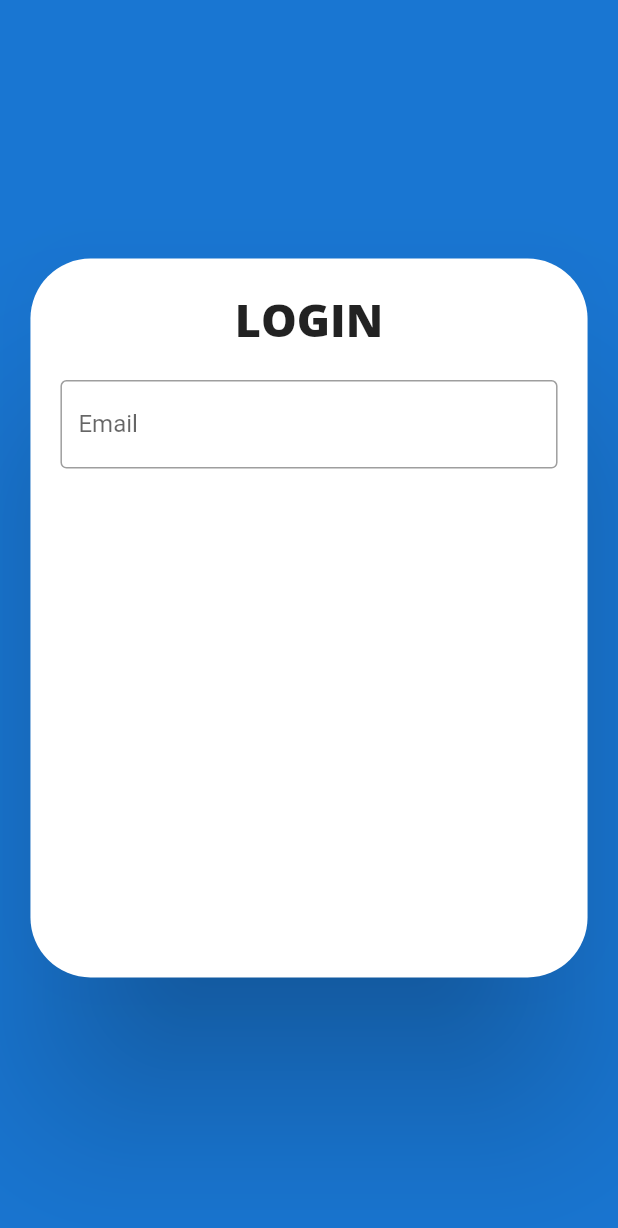
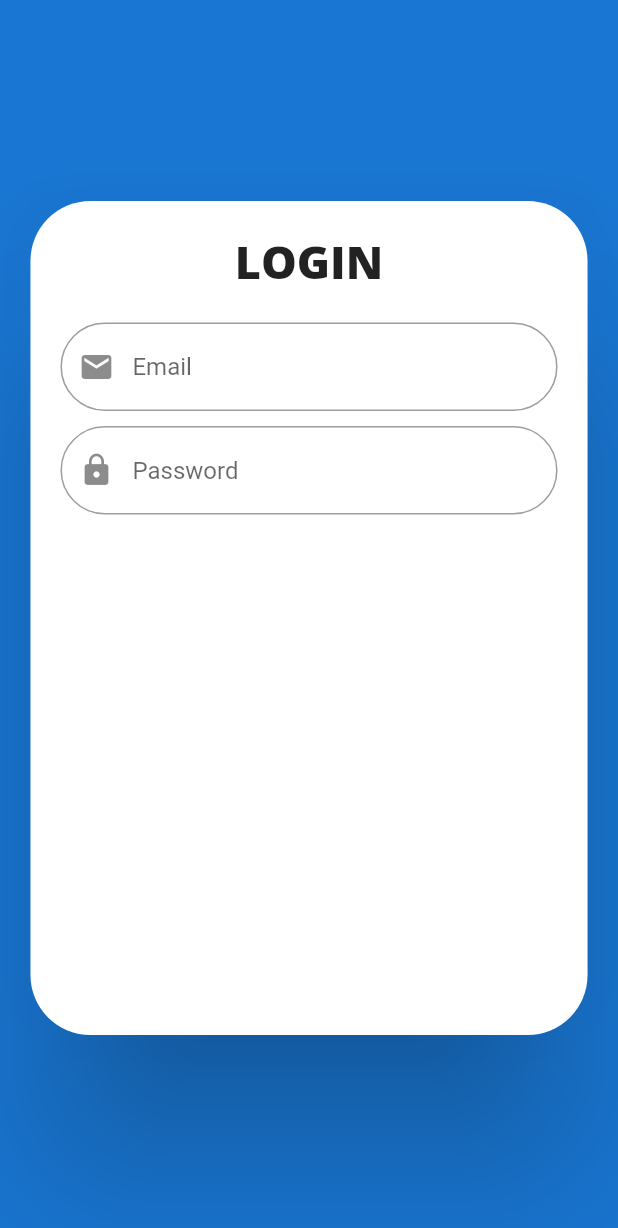
Before and after one commit to YashBagri4412/AuthScreen, a Flutter app: the screen it shows after launch, on a phone screen of 412 x 824 dp. Shown: the top 1228 px of the screen. Run offline on Flutter 3.47's test engine with Material 2 defaults, Android fonts, the phone set to English and light mode, and no system bars; our stand-ins replace google_fonts.

Commit message:
added TextFields

```diff
--- a/lib/Screens/auth_screen.dart
+++ b/lib/Screens/auth_screen.dart
@@ -8,6 +8,8 @@ class AuthScreen extends StatefulWidget {
 class _AuthScreenState extends State<AuthScreen> {
   final _key = GlobalKey<FormState>();
   final _userNameController = new TextEditingController();
+  final _nameFocus = new FocusNode();
+  final _passWordFocus = new FocusNode();
   final _passWordController = new TextEditingController();
   bool _isLogin = true;
 
@@ -22,7 +24,7 @@ class _AuthScreenState extends State<AuthScreen> {
       backgroundColor: Theme.of(context).primaryColorDark,
       body: Center(
         child: Container(
-          height: height * 0.65,
+          height: height * 0.75,
           width: width * 0.95,
           child: Card(
             margin: EdgeInsets.all(10),
@@ -44,9 +46,32 @@ class _AuthScreenState extends State<AuthScreen> {
                       height: 20,
                     ),
                     TextFormField(
+                      focusNode: _nameFocus,
+                      onFieldSubmitted: (value) {
+                        print(value);
+                        _passWordFocus.requestFocus();
+                      },
+                      controller: _userNameController,
                       decoration: InputDecoration(
-                        labelText: "Email",
-                        border: OutlineInputBorder(),
+                        border: OutlineInputBorder(
+                          borderRadius: BorderRadius.circular(30),
+                        ),
+                        hintText: "Email",
+                        prefixIcon: Icon(Icons.email),
+                      ),
+                    ),
+                    SizedBox(
+                      height: 10,
+                    ),
+                    TextFormField(
+                      focusNode: _passWordFocus,
+                      controller: _passWordController,
+                      decoration: InputDecoration(
+                        hintText: "Password",
+                        prefixIcon: Icon(Icons.lock),
+                        border: OutlineInputBorder(
+                          borderRadius: BorderRadius.circular(30),
+                        ),
                       ),
                     ),
                   ],
```
